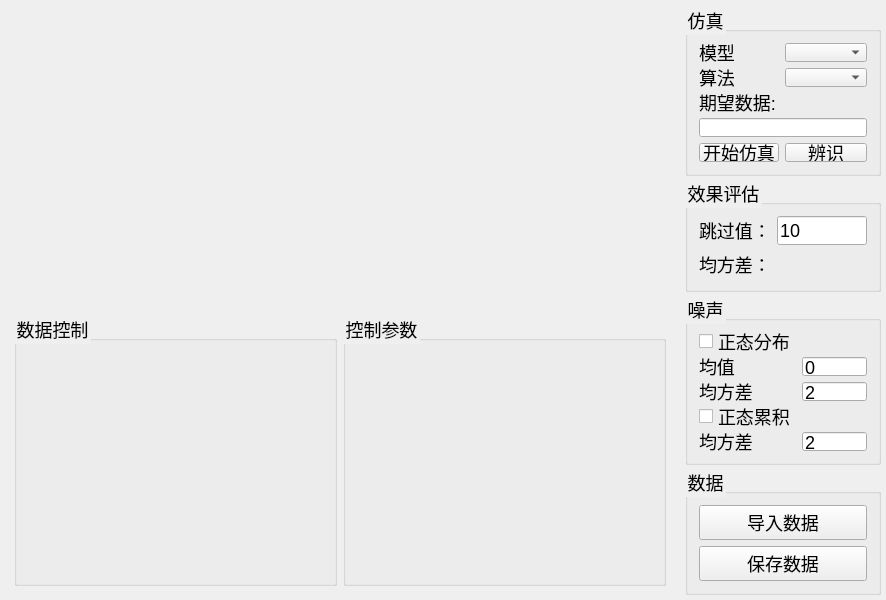
The window that pidsim/mainwindow.ui (yangzigy/pidtool) describes before a commit, drawn with Qt 5.
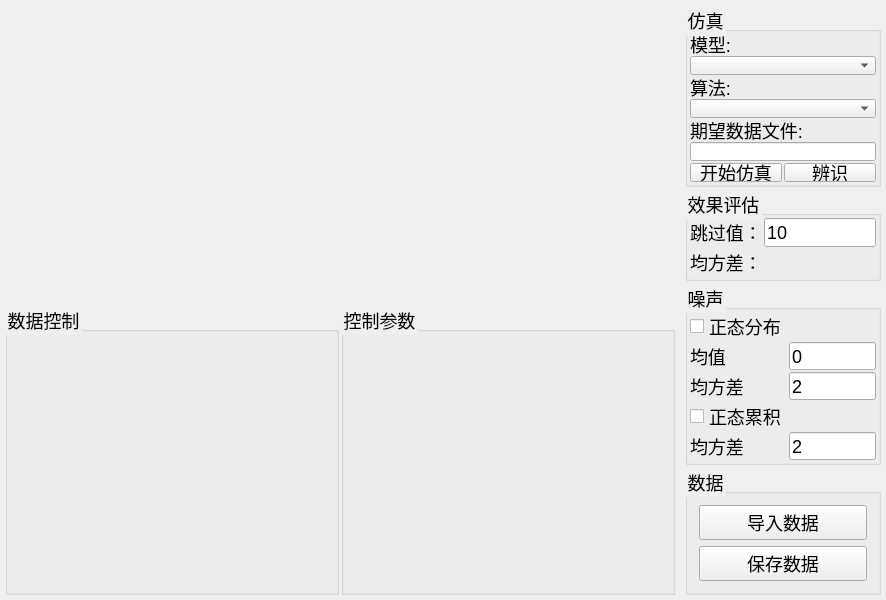
The same window after the commit.

Commit message: 完成了界面初步和算法参数设置

```diff
--- a/pidsim/mainwindow.ui
+++ b/pidsim/mainwindow.ui
@@ -80,11 +80,43 @@
        </size>
       </property>
       <layout class="QGridLayout" name="gridLayout_7">
+       <property name="leftMargin">
+        <number>2</number>
+       </property>
+       <property name="topMargin">
+        <number>2</number>
+       </property>
+       <property name="rightMargin">
+        <number>2</number>
+       </property>
+       <property name="bottomMargin">
+        <number>2</number>
+       </property>
+       <property name="spacing">
+        <number>2</number>
+       </property>
        <item row="0" column="1">
         <widget class="QGroupBox" name="groupBox_5">
          <property name="title">
           <string>控制参数</string>
          </property>
+         <layout class="QGridLayout" name="gridLayout_8">
+          <property name="leftMargin">
+           <number>2</number>
+          </property>
+          <property name="topMargin">
+           <number>2</number>
+          </property>
+          <property name="rightMargin">
+           <number>2</number>
+          </property>
+          <property name="bottomMargin">
+           <number>2</number>
+          </property>
+          <property name="spacing">
+           <number>2</number>
+          </property>
+         </layout>
         </widget>
        </item>
        <item row="0" column="0">
@@ -139,6 +171,21 @@
           <string>噪声</string>
          </property>
          <layout class="QGridLayout" name="gridLayout_6">
+          <property name="leftMargin">
+           <number>2</number>
+          </property>
+          <property name="topMargin">
+           <number>2</number>
+          </property>
+          <property name="rightMargin">
+           <number>2</number>
+          </property>
+          <property name="bottomMargin">
+           <number>2</number>
+          </property>
+          <property name="spacing">
+           <number>2</number>
+          </property>
           <item row="2" column="1">
            <widget class="QLineEdit" name="lineEdit_4">
             <property name="text">
@@ -204,50 +251,65 @@
           <string>仿真</string>
          </property>
          <layout class="QGridLayout" name="gridLayout_4">
+          <property name="leftMargin">
+           <number>2</number>
+          </property>
+          <property name="topMargin">
+           <number>2</number>
+          </property>
+          <property name="rightMargin">
+           <number>2</number>
+          </property>
+          <property name="bottomMargin">
+           <number>2</number>
+          </property>
+          <property name="spacing">
+           <number>2</number>
+          </property>
+          <item row="5" column="0" colspan="2">
+           <widget class="QLineEdit" name="le_exp_filename"/>
+          </item>
           <item row="0" column="0">
            <widget class="QLabel" name="label">
             <property name="text">
-             <string>模型</string>
+             <string>模型:</string>
             </property>
            </widget>
           </item>
-          <item row="3" column="0" colspan="2">
-           <widget class="QLineEdit" name="lineEdit"/>
-          </item>
-          <item row="1" column="0">
-           <widget class="QLabel" name="label_2">
-            <property name="text">
-             <string>算法</string>
-            </property>
-           </widget>
-          </item>
-          <item row="2" column="0">
-           <widget class="QLabel" name="label_3">
-            <property name="text">
-             <string>期望数据:</string>
-            </property>
-           </widget>
-          </item>
-          <item row="0" column="1">
-           <widget class="QComboBox" name="comboBox"/>
-          </item>
-          <item row="1" column="1">
-           <widget class="QComboBox" name="comboBox_2"/>
-          </item>
-          <item row="4" column="1">
-           <widget class="QPushButton" name="pushButton_2">
+          <item row="6" column="1">
+           <widget class="QPushButton" name="bt_recognize">
             <property name="text">
              <string>辨识</string>
             </property>
            </widget>
           </item>
-          <item row="4" column="0">
-           <widget class="QPushButton" name="pushButton_3">
+          <item row="1" column="0" colspan="2">
+           <widget class="QComboBox" name="cb_model"/>
+          </item>
+          <item row="6" column="0">
+           <widget class="QPushButton" name="bt_sim">
             <property name="text">
              <string>开始仿真</string>
             </property>
            </widget>
           </item>
+          <item row="2" column="0">
+           <widget class="QLabel" name="label_2">
+            <property name="text">
+             <string>算法:</string>
+            </property>
+           </widget>
+          </item>
+          <item row="3" column="0" colspan="2">
+           <widget class="QComboBox" name="cb_ctrlalg"/>
+          </item>
+          <item row="4" column="0" colspan="2">
+           <widget class="QLabel" name="label_3">
+            <property name="text">
+             <string>期望数据文件:</string>
+            </property>
+           </widget>
+          </item>
          </layout>
         </widget>
        </item>
@@ -280,6 +342,21 @@
           <string>效果评估</string>
          </property>
          <layout class="QGridLayout" name="gridLayout_5">
+          <property name="leftMargin">
+           <number>2</number>
+          </property>
+          <property name="topMargin">
+           <number>2</number>
+          </property>
+          <property name="rightMargin">
+           <number>2</number>
+          </property>
+          <property name="bottomMargin">
+           <number>2</number>
+          </property>
+          <property name="spacing">
+           <number>2</number>
+          </property>
           <item row="0" column="0">
            <widget class="QLabel" name="label_5">
             <property name="text">
```
Left out of the diff: 18 changed lines with no effect on the pictures. The commit also changes 7 other files.
